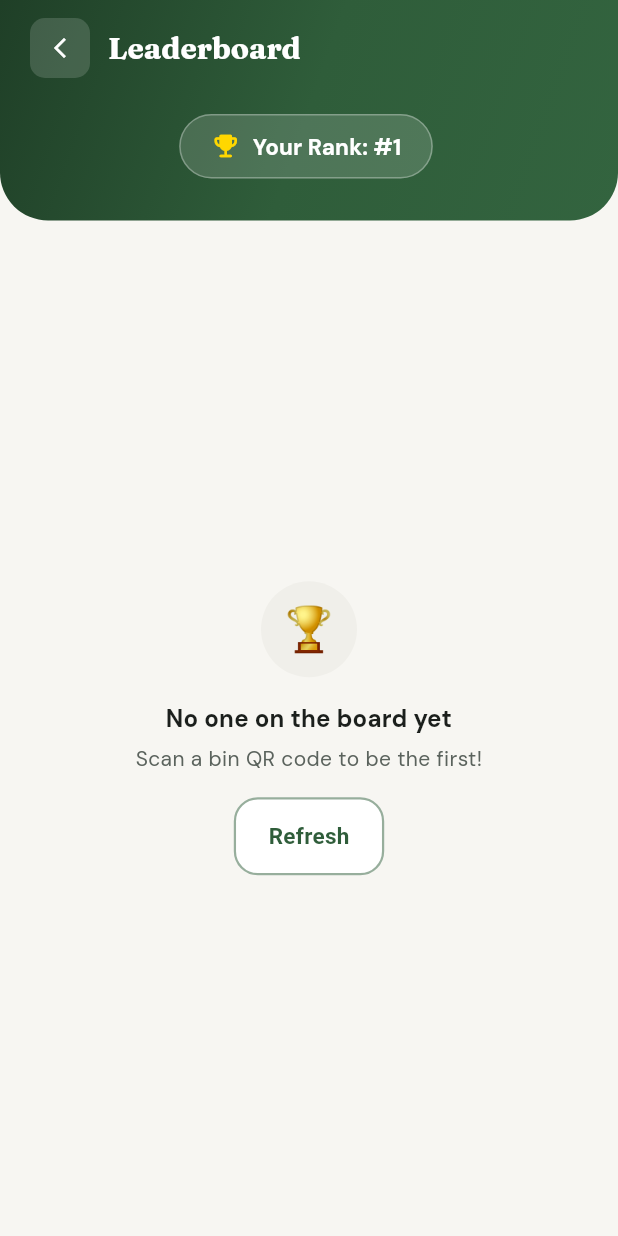
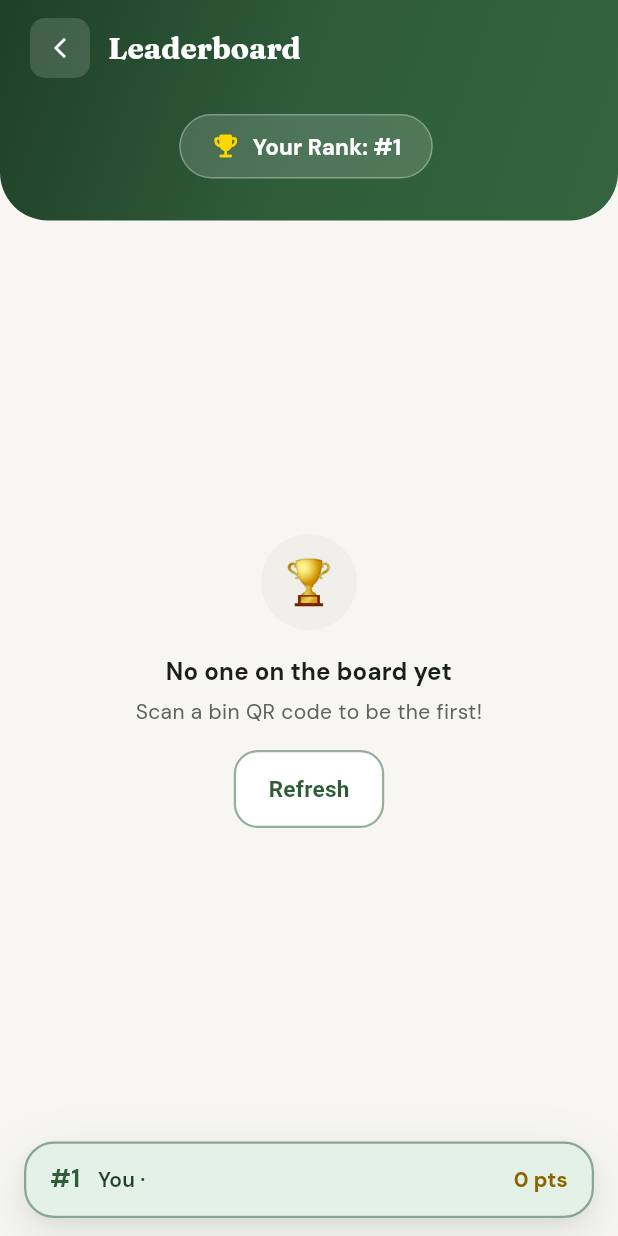
Before and after one commit to JmMoshi16/CAPSTONE-1, a Flutter app: the CustomerHomeScreen screen opened directly, after a tap on an icon or button, on a phone screen of 412 x 824 dp. Run offline on Flutter 3.47's test engine with Material 3 defaults, Android fonts, the phone set to English and light mode, and no system bars; our stand-ins replace cloud_firestore, firebase_auth, firebase_core, fl_chart, flutter_local_notifications, lottie and 2 more; missing offline and left inert: app_settings, mobile_scanner; accounts and stored records are empty.

Commit message:
Leaderboard: rising podium, shining crown, your row pinned, rank-change arrows
Podium steps grow from the floor with a spring (bronze, silver, then gold) and a
crown with an occasional shine sits above #1. When you are outside the loaded top
20 your own row stays pinned at the bottom. Your rank shows places gained or lost
since your last visit on this phone (kept in local storage; Firestore untouched).

Co-Authored-By: Claude Opus 5.5 <noreply@anthropic.com>

```diff
--- a/lib/screens/customer/customer_home_screen.dart
+++ b/lib/screens/customer/customer_home_screen.dart
@@ -109,7 +109,7 @@ class _CustomerHomeScreenState extends State<CustomerHomeScreen> {
         onImpact:      () => setState(() => _selectedIndex = 2),
         onHistory: () => _openHistory(),
         onLeaderboard: () => Navigator.push(context, MaterialPageRoute(
-            builder: (_) => LeaderboardScreen(currentUid: _user!.uid))),
+            builder: (_) => LeaderboardScreen(currentUid: _user!.uid, me: _user))),
         onBadges: () => Navigator.push(context, MaterialPageRoute(
             builder: (_) => BadgesScreen(user: _user!))),
         onRefresh: _loadData,
--- a/lib/screens/customer/customer_profile_screen.dart
+++ b/lib/screens/customer/customer_profile_screen.dart
@@ -104,7 +104,7 @@ class _CustomerProfileScreenState extends State<CustomerProfileScreen> {
   }
 
   void _openLeaderboard() => Navigator.push(context, MaterialPageRoute(
-      builder: (_) => LeaderboardScreen(currentUid: widget.user.uid)));
+      builder: (_) => LeaderboardScreen(currentUid: widget.user.uid, me: widget.user)));
 
   @override
   Widget build(BuildContext context) {
--- a/lib/screens/customer/leaderboard_screen.dart
+++ b/lib/screens/customer/leaderboard_screen.dart
@@ -1,12 +1,15 @@
 import 'package:cloud_firestore/cloud_firestore.dart' show FirebaseException;
 import 'package:flutter/material.dart';
+import 'package:shared_preferences/shared_preferences.dart';
 import '../../services/firebase_service.dart';
 import '../../models/models.dart';
 import '../../widgets/ui.dart';
 
 class LeaderboardScreen extends StatefulWidget {
   final String currentUid;
-  const LeaderboardScreen({super.key, required this.currentUid});
+  /// The signed-in customer, for the row pinned at the bottom when they are outside the top 20.
+  final UserModel? me;
+  const LeaderboardScreen({super.key, required this.currentUid, this.me});
   @override
   State<LeaderboardScreen> createState() => _LeaderboardScreenState();
 }
@@ -16,6 +19,22 @@ class _LeaderboardScreenState extends State<LeaderboardScreen> with TickerProvid
   bool _loading = true;
   bool _error = false;
   bool _denied = false;   // Firestore refused the read (rules), not a connection problem
+  /// Places gained (+) or lost (-) since the last visit on this phone. Display only.
+  int? _rankDelta;
+  bool _rankTracked = false;
+
+  Future<void> _trackRankChange() async {
+    if (_myRank <= 0) return;
+    try {
+      final prefs = await SharedPreferences.getInstance();
+      final key = 'last_rank_${widget.currentUid}';
+      final prev = prefs.getInt(key);
+      await prefs.setInt(key, _myRank);
+      if (mounted && prev != null && prev != _myRank) setState(() => _rankDelta = prev - _myRank);
+    } catch (_) {
+      // Purely decorative: no arrow if local storage is unavailable.
+    }
+  }
   int _myRank = 0;
   late AnimationController _headerCtrl;
   late Animation<double> _headerFade;
@@ -55,6 +74,11 @@ class _LeaderboardScreenState extends State<LeaderboardScreen> with TickerProvid
           _myRank  = results[1] as int;
           _loading = false;
         });
+        // Compare with the previous visit once per visit (not on every pull-to-refresh).
+        if (!_rankTracked) {
+          _rankTracked = true;
+          _trackRankChange();
+        }
       }
     } catch (e) {
       // The exact cause goes to the debug log (flutter run / logcat), never to the screen.
@@ -71,7 +95,11 @@ class _LeaderboardScreenState extends State<LeaderboardScreen> with TickerProvid
     final showPodium = _users.length >= 3;
     final listOffset = showPodium ? 3 : 0;
 
+    final me = widget.me;
+    final pinMe = !_loading && !_error && me != null && _myRank > 0 && !_users.any((u) => u.uid == me.uid);
     return Scaffold(
+      // Outside the loaded top 20? Keep your own row visible at the bottom.
+      bottomNavigationBar: pinMe ? _PinnedMe(me: me, rank: _myRank, delta: _rankDelta) : null,
       body: RefreshIndicator(
         color: c.primary,
         onRefresh: _load,
@@ -109,6 +137,7 @@ class _LeaderboardScreenState extends State<LeaderboardScreen> with TickerProvid
                                 const SizedBox(width: AppSpace.xs),
                                 Text('Your Rank: #$_myRank',
                                     style: t.titleSmall!.copyWith(color: c.onHero, fontWeight: FontWeight.w700, fontSize: 15)),
+                                if (_rankDelta != null && _rankDelta != 0) _RankDelta(delta: _rankDelta!, onHero: true),
                               ]),
                             ),
                         ]),
@@ -198,7 +227,9 @@ class _PodiumState extends State<_Podium> with TickerProviderStateMixin {
       final c = AnimationController(vsync: this, duration: AppMotion.slow);
       _ctrls.add(c);
       _scales.add(Tween<double>(begin: 0.6, end: 1).animate(CurvedAnimation(parent: c, curve: AppMotion.spring)));
-      Future.delayed(AppMotion.medium + AppMotion.stagger * (i * 2), () { if (mounted) c.forward(); });
+      // Order on screen is silver, gold, bronze; they rise bronze -> silver -> gold.
+      const delays = [250, 520, 120];
+      Future.delayed(Duration(milliseconds: delays[i]), () { if (mounted) c.forward(); });
     }
   }
 
@@ -237,9 +268,13 @@ class _PodiumState extends State<_Podium> with TickerProviderStateMixin {
         final user = widget.users[idx];
         final isMe = user.uid == widget.currentUid;
         return Expanded(
-          child: ScaleTransition(
-            scale: _scales[i],
+          child: FadeTransition(
+            opacity: _ctrls[i],
             child: Column(children: [
+              if (idx == 0)
+                // The leader's crown, with a shine now and then.
+                const ShineSweep(every: Duration(seconds: 3), opacity: 0.6,
+                    child: ExcludeSemantics(child: Text('👑', style: TextStyle(fontSize: 24)))),
               if (isMe)
                 Container(
                   margin: const EdgeInsets.only(bottom: AppSpace.xxs),
@@ -266,16 +301,22 @@ class _PodiumState extends State<_Podium> with TickerProviderStateMixin {
                   maxLines: 1, overflow: TextOverflow.ellipsis),
               Text('${user.lifetimePoints} pts', style: t.labelSmall!.copyWith(color: c.ink(colors[i]), fontWeight: FontWeight.w700)),
               const SizedBox(height: AppSpace.xs - 2),
-              Container(
-                height: heights[i],
+              AnimatedBuilder(
+                animation: _scales[i],
+                builder: (_, child) => SizedBox(
+                  // The step grows from the floor with a spring (scale runs 0.6 -> 1).
+                  height: heights[i] * ((_scales[i].value - 0.6) / 0.4).clamp(0.0, 1.15),
+                  child: child,
+                ),
+                child: Container(
                 decoration: BoxDecoration(
                   color: colors[i].withValues(alpha: 0.15),
                   borderRadius: const BorderRadius.vertical(top: Radius.circular(AppRadius.sm + 2)),
                   border: Border.all(color: colors[i].withValues(alpha: 0.4)),
                 ),
-                child: Center(child: Text('#${idx + 1}',
-                    style: t.titleMedium!.copyWith(color: c.ink(colors[i])))),
-              ),
+                child: Center(child: FittedBox(child: Text('#${idx + 1}',
+                    style: t.titleMedium!.copyWith(color: c.ink(colors[i]))))),
+              )),
             ]),
           ),
         );
@@ -370,3 +411,58 @@ class _AnimatedLeaderRowState extends State<_AnimatedLeaderRow> with SingleTicke
     );
   }
 }
+
+/// "▲ 2" / "▼ 1": places gained or lost since the last visit on this phone.
+class _RankDelta extends StatelessWidget {
+  const _RankDelta({required this.delta, this.onHero = false});
+  final int delta;
+  final bool onHero;
+
+  @override
+  Widget build(BuildContext context) {
+    final c = context.colors;
+    final up = delta > 0;
+    final color = onHero ? (up ? c.heroAccent : c.onHeroMuted) : (up ? c.success : c.danger);
+    return Semantics(
+      label: up ? 'up $delta since your last visit' : 'down ${-delta} since your last visit',
+      excludeSemantics: true,
+      child: Padding(
+        padding: const EdgeInsets.only(left: AppSpace.xs),
+        child: Row(mainAxisSize: MainAxisSize.min, children: [
+          Icon(up ? Icons.arrow_drop_up_rounded : Icons.arrow_drop_down_rounded, color: color, size: 26),
+          Text('${delta.abs()}', style: context.text.titleSmall!.copyWith(color: color, fontWeight: FontWeight.w800)),
+        ]),
+      ),
+    );
+  }
+}
+
+/// Your own row, pinned under the list when you are not in the loaded top 20.
+class _PinnedMe extends StatelessWidget {
+  const _PinnedMe({required this.me, required this.rank, this.delta});
+  final UserModel me;
+  final int rank;
+  final int? delta;
+
+  @override
+  Widget build(BuildContext context) {
+    final c = context.colors;
+    final t = context.text;
+    return SafeArea(
+      child: Container(
+        margin: const EdgeInsets.fromLTRB(AppSpace.md, 0, AppSpace.md, AppSpace.sm),
+        padding: const EdgeInsets.symmetric(horizontal: AppSpace.md, vertical: AppSpace.sm),
+        decoration: cardDecoration(context, color: c.primaryContainer, borderColor: c.primary.withValues(alpha: 0.5))
+            .copyWith(boxShadow: AppShadows.of(context, AppShadows.e3)),
+        child: Row(children: [
+          Text('#$rank', style: t.titleMedium!.copyWith(color: c.primary, fontWeight: FontWeight.w800)),
+          if (delta != null && delta != 0) _RankDelta(delta: delta!),
+          const SizedBox(width: AppSpace.sm),
+          Expanded(child: Text('You · ${me.username}', maxLines: 1, overflow: TextOverflow.ellipsis,
+              style: t.titleSmall!.copyWith(color: c.onPrimaryContainer))),
+          Text('${me.lifetimePoints} pts', style: t.titleSmall!.copyWith(color: c.gold, fontWeight: FontWeight.w800)),
+        ]),
+      ),
+    );
+  }
+}
```
